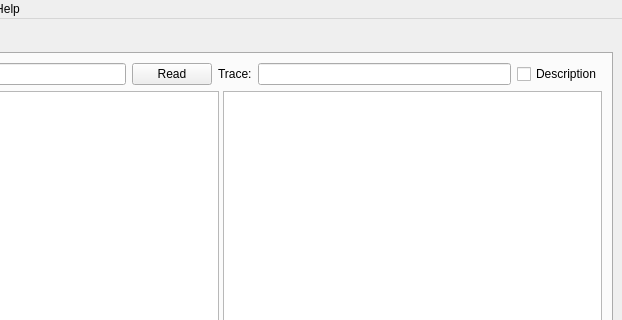
Qt form pyxpad/pyxpad_main.ui (bendudson/pyxpad) before a commit; both pictures show x 181 to 803 and y 0 to 320 of the 803 by 659 pixel window.
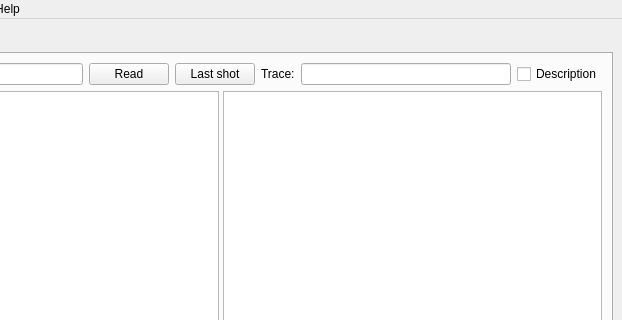
The same form after that commit. Custom widgets are drawn as their Qt base class.

Commit message:
Add "Last shot" button
- Puts the last shot number in the shot input box

```diff
--- a/pyxpad/pyxpad_main.ui
+++ b/pyxpad/pyxpad_main.ui
@@ -27,13 +27,23 @@
        <layout class="QGridLayout" name="gridLayout_3">
         <item row="0" column="0">
          <layout class="QGridLayout" name="gridLayout">
+          <item row="0" column="6">
+           <widget class="QCheckBox" name="sourceDescription">
+            <property name="text">
+             <string>Description</string>
+            </property>
+           </widget>
+          </item>
           <item row="0" column="0">
-           <widget class="QLabel" name="label">
+           <widget class="QLabel" name="shotLabel">
             <property name="text">
              <string>Shot:</string>
             </property>
            </widget>
           </item>
+          <item row="0" column="5">
+           <widget class="QLineEdit" name="tracePattern"/>
+          </item>
           <item row="0" column="1">
            <widget class="QLineEdit" name="shotInput"/>
           </item>
@@ -44,20 +54,20 @@
             </property>
            </widget>
           </item>
-          <item row="0" column="3">
-           <widget class="QLabel" name="label_2">
-            <property name="text">
-             <string>Trace:</string>
-            </property>
-           </widget>
-          </item>
           <item row="0" column="4">
-           <widget class="QLineEdit" name="tracePattern"/>
+           <widget class="QLabel" name="traceLabel">
+            <property name="text">
+             <string>Trace:</string>
+            </property>
+           </widget>
           </item>
-          <item row="0" column="5">
-           <widget class="QCheckBox" name="sourceDescription">
+          <item row="0" column="3">
+           <widget class="QPushButton" name="lastShotButton">
+            <property name="toolTip">
+             <string>Get last shot number</string>
+            </property>
             <property name="text">
-             <string>Description</string>
+             <string>Last shot</string>
             </property>
            </widget>
           </item>
```
The commit also changes 3 other files.
